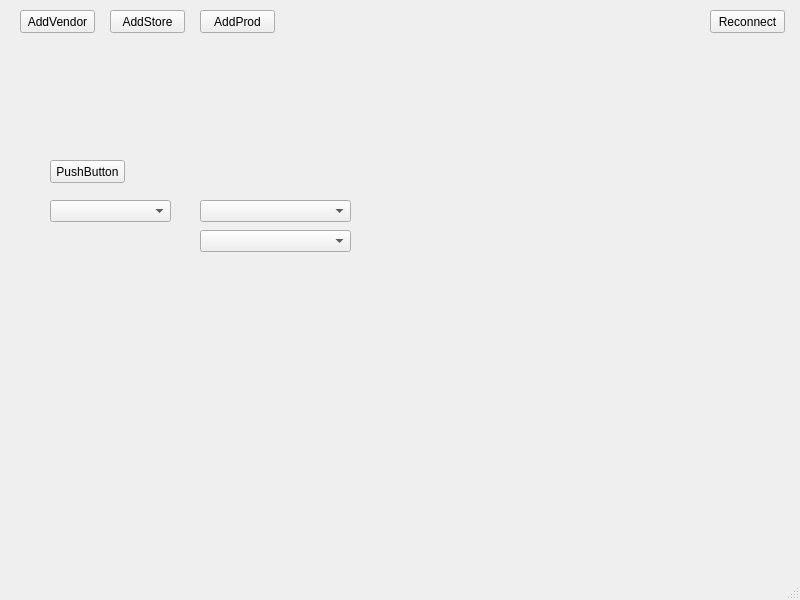
Old version of the form mainwindow.ui in the repository TheSirBIG/chequebase.
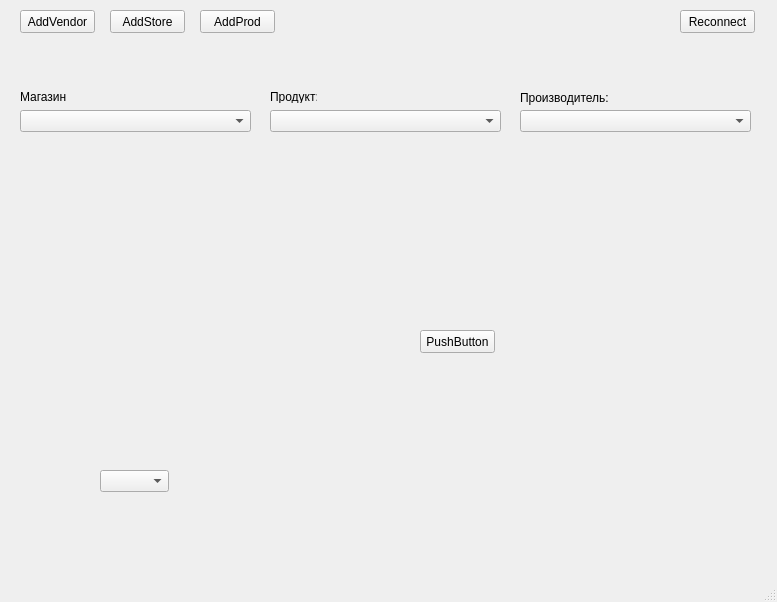
New version of the form.

```diff
--- a/mainwindow.ui
+++ b/mainwindow.ui
@@ -6,8 +6,8 @@
    <rect>
     <x>0</x>
     <y>0</y>
-    <width>800</width>
-    <height>600</height>
+    <width>777</width>
+    <height>602</height>
    </rect>
   </property>
   <property name="windowTitle">
@@ -56,7 +56,7 @@
    <widget class="QPushButton" name="reconnectButton">
     <property name="geometry">
      <rect>
-      <x>710</x>
+      <x>680</x>
       <y>10</y>
       <width>75</width>
       <height>23</height>
@@ -66,21 +66,11 @@
      <string>Reconnect</string>
     </property>
    </widget>
-   <widget class="QComboBox" name="vendorCB">
-    <property name="geometry">
-     <rect>
-      <x>50</x>
-      <y>200</y>
-      <width>121</width>
-      <height>22</height>
-     </rect>
-    </property>
-   </widget>
    <widget class="QPushButton" name="pushButton">
     <property name="geometry">
      <rect>
-      <x>50</x>
-      <y>160</y>
+      <x>420</x>
+      <y>330</y>
       <width>75</width>
       <height>23</height>
      </rect>
@@ -92,19 +82,78 @@
    <widget class="QComboBox" name="storeNameCB">
     <property name="geometry">
      <rect>
-      <x>200</x>
-      <y>200</y>
-      <width>151</width>
+      <x>20</x>
+      <y>110</y>
+      <width>231</width>
       <height>22</height>
      </rect>
     </property>
    </widget>
-   <widget class="QComboBox" name="storeAddrCB">
+   <widget class="QLabel" name="label">
     <property name="geometry">
      <rect>
-      <x>200</x>
-      <y>230</y>
-      <width>151</width>
+      <x>20</x>
+      <y>90</y>
+      <width>47</width>
+      <height>13</height>
+     </rect>
+    </property>
+    <property name="text">
+     <string>Магазин:</string>
+    </property>
+   </widget>
+   <widget class="QComboBox" name="prodCB">
+    <property name="geometry">
+     <rect>
+      <x>270</x>
+      <y>110</y>
+      <width>231</width>
+      <height>22</height>
+     </rect>
+    </property>
+   </widget>
+   <widget class="QLabel" name="label_2">
+    <property name="geometry">
+     <rect>
+      <x>270</x>
+      <y>90</y>
+      <width>47</width>
+      <height>13</height>
+     </rect>
+    </property>
+    <property name="text">
+     <string>Продукт:</string>
+    </property>
+   </widget>
+   <widget class="QComboBox" name="vendorCB">
+    <property name="geometry">
+     <rect>
+      <x>520</x>
+      <y>110</y>
+      <width>231</width>
+      <height>22</height>
+     </rect>
+    </property>
+   </widget>
+   <widget class="QLabel" name="label_3">
+    <property name="geometry">
+     <rect>
+      <x>520</x>
+      <y>90</y>
+      <width>91</width>
+      <height>16</height>
+     </rect>
+    </property>
+    <property name="text">
+     <string>Производитель:</string>
+    </property>
+   </widget>
+   <widget class="QComboBox" name="comboBox">
+    <property name="geometry">
+     <rect>
+      <x>100</x>
+      <y>470</y>
+      <width>69</width>
       <height>22</height>
      </rect>
     </property>
```
Left out of the diff: 4 changed lines with no effect on the pictures.
